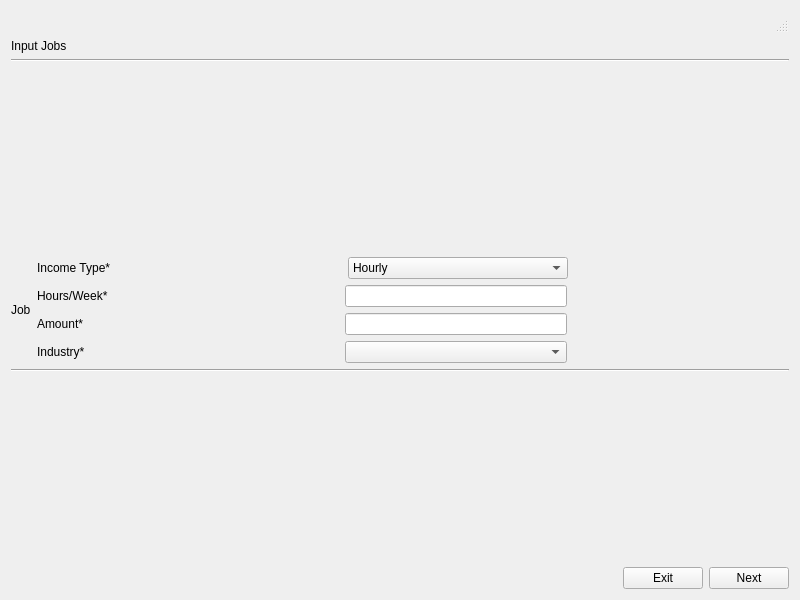
Above: Application/Application/predictionInputWages.ui from abutlerboudakian/future_wallet before the change. Below: the same form after it.
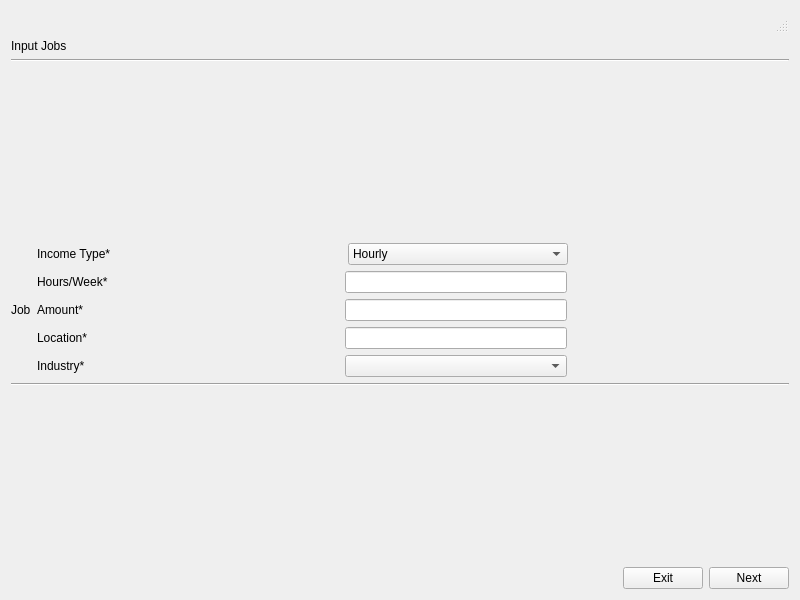
That is the form after the change.

What changed in the file:
```diff
--- a/Application/Application/predictionInputWages.ui
+++ b/Application/Application/predictionInputWages.ui
@@ -13,7 +13,7 @@
   <property name="windowTitle">
    <string>Wages Prediction Input</string>
   </property>
-  <layout class="QVBoxLayout" name="verticalLayout_4">
+  <layout class="QVBoxLayout" name="verticalLayout_2">
    <item>
     <widget class="QStatusBar" name="statusbar"/>
    </item>
@@ -25,8 +25,6 @@
     </widget>
    </item>
    <item>
-    <layout class="QVBoxLayout" name="verticalLayout">
-     <item>
       <widget class="Line" name="line_2">
        <property name="orientation">
         <enum>Qt::Horizontal</enum>
@@ -41,13 +39,13 @@
        <property name="sizeHint" stdset="0">
         <size>
          <width>20</width>
-         <height>40</height>
+       <height>160</height>
         </size>
        </property>
       </spacer>
      </item>
      <item>
-      <layout class="QHBoxLayout" name="horizontalLayout">
+    <layout class="QHBoxLayout" name="horizontalLayout_12">
        <item>
         <widget class="QLabel" name="label">
          <property name="text">
@@ -56,7 +54,7 @@
         </widget>
        </item>
        <item>
-        <layout class="QVBoxLayout" name="verticalLayout_2">
+      <layout class="QVBoxLayout" name="verticalLayout">
          <item>
           <layout class="QHBoxLayout" name="horizontalLayout_3">
            <item>
@@ -193,7 +191,7 @@
          </item>
          <item>
           <layout class="QHBoxLayout" name="horizontalLayout_5">
-           <item alignment="Qt::AlignLeft">
+         <item>
             <widget class="QLabel" name="label_5">
              <property name="sizePolicy">
               <sizepolicy hsizetype="Fixed" vsizetype="Preferred">
@@ -213,14 +211,14 @@
             </widget>
            </item>
            <item>
-            <spacer name="horizontalSpacer_6">
+          <spacer name="horizontalSpacer_12">
              <property name="orientation">
               <enum>Qt::Horizontal</enum>
              </property>
              <property name="sizeHint" stdset="0">
               <size>
-               <width>0</width>
-               <height>0</height>
+             <width>40</width>
+             <height>20</height>
               </size>
              </property>
             </spacer>
@@ -250,6 +248,59 @@
            </item>
           </layout>
          </item>
+       <item>
+        <layout class="QHBoxLayout" name="horizontalLayout_10">
+         <item>
+          <widget class="QLabel" name="label_7">
+           <property name="minimumSize">
+            <size>
+             <width>80</width>
+             <height>0</height>
+            </size>
+           </property>
+           <property name="text">
+            <string>Location*</string>
+           </property>
+          </widget>
+         </item>
+         <item>
+          <spacer name="horizontalSpacer">
+           <property name="orientation">
+            <enum>Qt::Horizontal</enum>
+           </property>
+           <property name="sizeHint" stdset="0">
+            <size>
+             <width>40</width>
+             <height>20</height>
+            </size>
+           </property>
+          </spacer>
+         </item>
+         <item>
+          <widget class="QLineEdit" name="Location">
+           <property name="minimumSize">
+            <size>
+             <width>0</width>
+             <height>0</height>
+            </size>
+           </property>
+          </widget>
+         </item>
+         <item>
+          <spacer name="horizontalSpacer_2">
+           <property name="orientation">
+            <enum>Qt::Horizontal</enum>
+           </property>
+           <property name="sizeHint" stdset="0">
+            <size>
+             <width>40</width>
+             <height>20</height>
+            </size>
+           </property>
+          </spacer>
+         </item>
+        </layout>
+       </item>
          <item>
           <layout class="QHBoxLayout" name="horizontalLayout_6">
            <item>
@@ -322,7 +373,7 @@
        <property name="sizeHint" stdset="0">
         <size>
          <width>20</width>
-         <height>40</height>
+       <height>160</height>
         </size>
        </property>
       </spacer>
@@ -355,8 +406,6 @@
           <string>Next</string>
          </property>
         </widget>
-       </item>
-      </layout>
      </item>
     </layout>
    </item>
```
Lines whose indentation alone changed are shown as unchanged.
